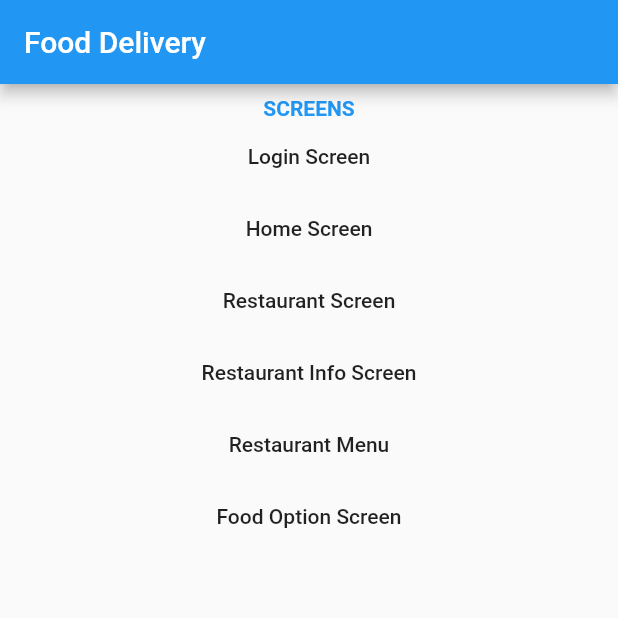
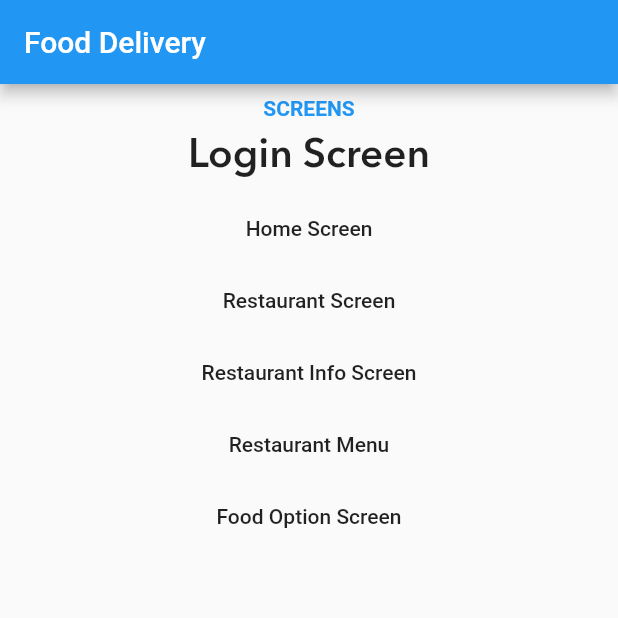
Before and after one commit to Foodedu/app, a Flutter app: the screen it shows after launch, on a phone screen of 412 x 824 dp, the top half of it. Run offline on Flutter 3.47's test engine with Material 2 defaults, Android fonts, the phone set to English and light mode, and no system bars.

Commit message:
Change folder, add color, font, git ignore

```diff
--- a/lib/feature/screen/app.dart
+++ b/lib/feature/screen/app.dart
@@ -1,4 +1,5 @@
 import 'package:flutter/material.dart';
+import 'package:food/general/contanst/app_font.dart';
 
 class MyApp extends StatelessWidget {
   @override
@@ -45,7 +46,7 @@ class _MyHomePageState extends State<MyHomePage> {
               ),
               FlatButton(
                 onPressed: () {},
-                child: Text('Login Screen'),
+                child: Text('Login Screen', style: AppFont.title1,),
               ),
               FlatButton(
                 onPressed: () {},
--- a/lib/general/contanst/app_font.dart
+++ b/lib/general/contanst/app_font.dart
@@ -1,17 +1,52 @@
 import 'package:flutter/material.dart';
 
 class AppFont {
-  static const kRegularTextStyle = TextStyle(
-    color: Color.fromRGBO(51, 51, 51, 1),
+  static const largeTitle = TextStyle(
     fontFamily: "AvenirNextLTPro",
-    fontSize: 17.0,
+    fontSize: 40.0,
+    fontWeight: FontWeight.w700,
+    height: 1.2,
+  );
+
+  static const title1 = TextStyle(
+    fontFamily: "AvenirNextLTPro",
+    fontSize: 27.0,
+    fontWeight: FontWeight.w600,
+  );
+
+  static const title2 = TextStyle(
+    fontFamily: "AvenirNextLTPro",
+    fontSize: 20.0,
+    fontWeight: FontWeight.w600,
+  );
+
+  static const headline1 = TextStyle(
+    fontFamily: "AvenirNextLTPro",
+    fontSize: 20.0,
+    fontWeight: FontWeight.w700,
+  );
+
+  static const headline2 = TextStyle(
+    fontFamily: "AvenirNextLTPro",
+    fontSize: 16.0,
+    fontWeight: FontWeight.w600,
+  );
+
+  static const body1 = TextStyle(
+    fontFamily: "AvenirNextLTPro",
+    fontSize: 16.0,
     fontWeight: FontWeight.w500,
   );
 
-  static const kSemiBoldTextStyle = TextStyle(
-    color: Color.fromRGBO(51, 51, 51, 1),
+  static const body2 = TextStyle(
     fontFamily: "AvenirNextLTPro",
-    fontSize: 17.0,
-    fontWeight: FontWeight.w600,
+    fontSize: 15.0,
+    fontWeight: FontWeight.w700,
+  );
+
+  static const caption1 = TextStyle(
+    fontFamily: "AvenirNextLTPro",
+    fontSize: 12.0,
+    fontWeight: FontWeight.w700,
   );
 }
--- a/pubspec.yaml
+++ b/pubspec.yaml
@@ -63,9 +63,9 @@ flutter:
   fonts:
     - family: AvenirNextLTPro
       fonts:
+        - asset: assets/fonts/AvenirNextLTPro-Regular.ttf
+          weight: 500
         - asset: assets/fonts/AvenirNextLTPro-Demi.ttf
-          weight: 500
-        - asset: assets/fonts/AvenirNextLTPro-Regular.ttf
           weight: 600
         - asset: assets/fonts/AvenirNextLTPro-Medium.ttf
           weight: 700
```
